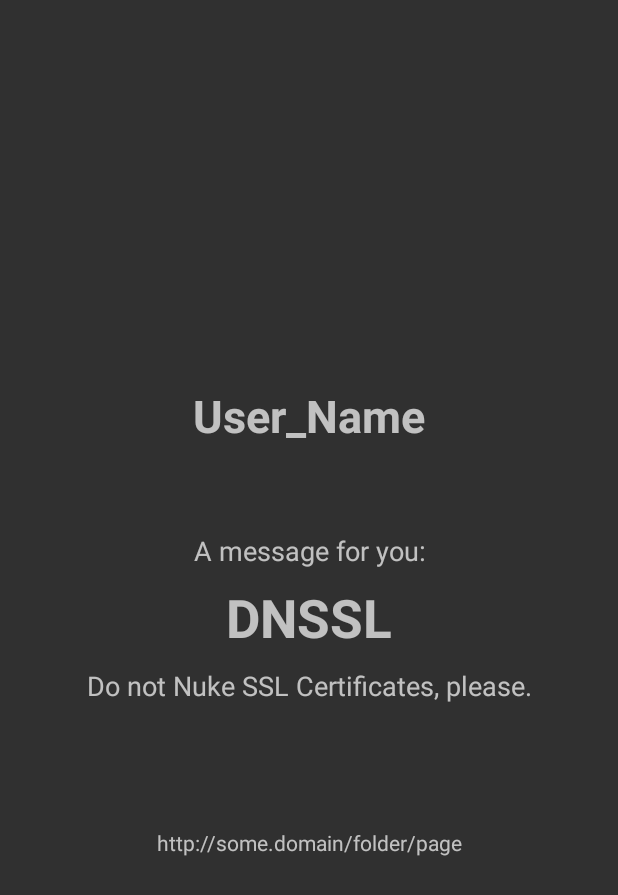
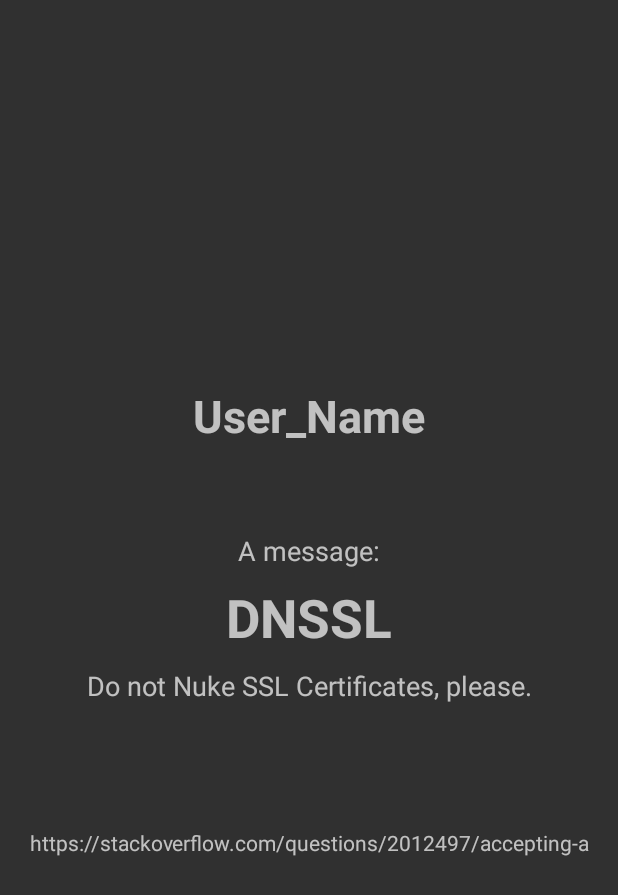
Before and after one commit to ivanleoncz/DN-SSL, an Android app: the MessageActivity screen opened directly, with no data from a screen before it, on a phone screen of 412 x 824 dp. Shown: the top 895 px of the screen. Run offline under Robolectric (Android 15) with nearby library versions, the phone set to English and light mode, and no system bars.

Commit message:
updating strings.xml

```diff
--- a/Android/app/src/main/res/values/strings.xml
+++ b/Android/app/src/main/res/values/strings.xml
@@ -7,9 +7,9 @@
     <string name="login_button">LOGIN</string>
 
     <string name="message_welcome">User_Name</string>
-    <string name="message_intro">A message for you:</string>
+    <string name="message_intro">A message:</string>
     <string name="message_title">DNSSL</string>
     <string name="message_desc">Do not Nuke SSL Certificates, please.</string>
-    <string name="message_link"> http://some.domain/folder/page</string>
+    <string name="message_link"> https://stackoverflow.com/questions/2012497/accepting-a-certificate-for-https-on-android/40112598#40112598 </string>
 
 </resources>
```
